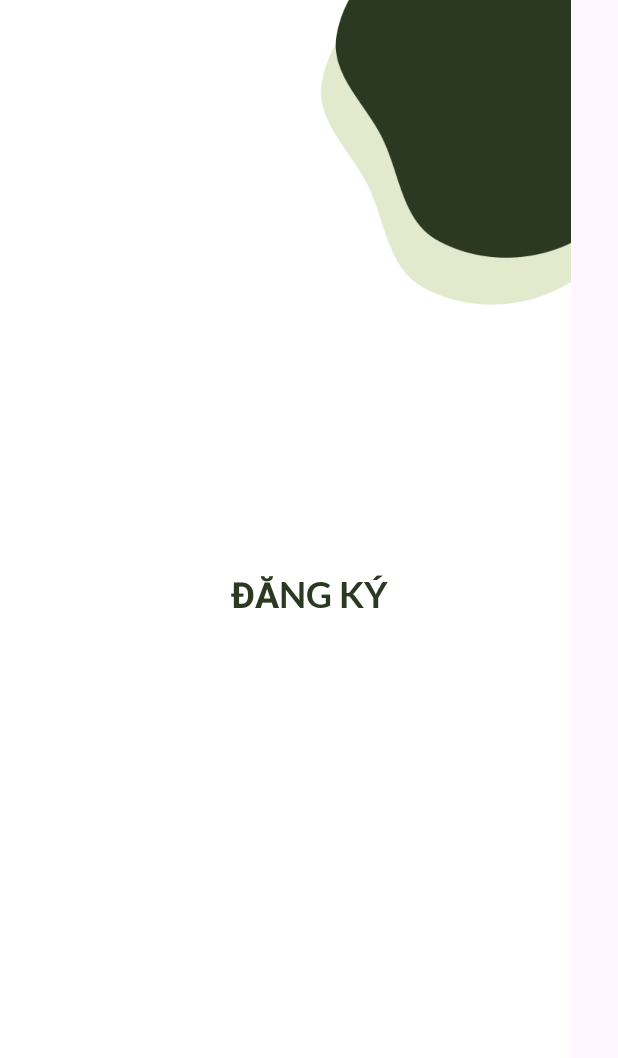
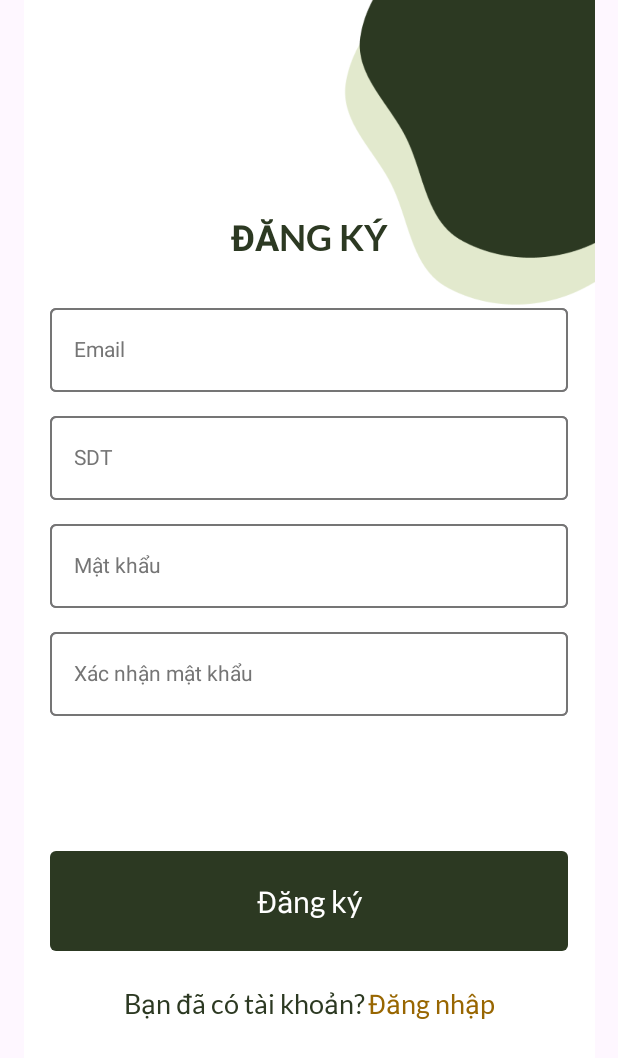
Before and after one commit to thinh-anddev/booking-hotel, an Android app built with Jetpack Compose: the RegisterScreen screen opened through its navigation route, on a phone screen of 412 x 824 dp. Shown: the top 1058 px of the screen. Run offline under Robolectric (Android 15) with nearby library versions, the phone set to English and light mode, and no system bars; our stand-ins replace Dagger/Hilt's generated code, accompanist, livedata-compose.

Commit message:
update ui register

```diff
--- a/app/src/main/java/com/example/booking_hotel/presentation/intro/IntroScreen.kt
+++ b/app/src/main/java/com/example/booking_hotel/presentation/intro/IntroScreen.kt
@@ -95,7 +95,9 @@ fun IntroScreen(
                     modifier = Modifier.clickable {
                         scope.launch {
                             if (pageState.currentPage == 2) {
-                                navController.navigate(Route.RegisterScreen.route)
+                                navController.navigate(Route.RegisterScreen.route) {
+                                    popUpTo(Route.IntroScreen.route) {inclusive = true}
+                                }
                             } else {
                                 pageState.animateScrollToPage(page = pageState.currentPage + 1)
                             }
--- a/app/src/main/java/com/example/booking_hotel/presentation/register/RegisterScreen.kt
+++ b/app/src/main/java/com/example/booking_hotel/presentation/register/RegisterScreen.kt
@@ -1,43 +1,63 @@
 package com.example.booking_hotel.presentation.register
 
 import androidx.compose.foundation.Image
+import androidx.compose.foundation.background
+import androidx.compose.foundation.border
 import androidx.compose.foundation.layout.Arrangement
 import androidx.compose.foundation.layout.Box
 import androidx.compose.foundation.layout.Column
+import androidx.compose.foundation.layout.Row
 import androidx.compose.foundation.layout.Spacer
 import androidx.compose.foundation.layout.fillMaxSize
+import androidx.compose.foundation.layout.fillMaxWidth
 import androidx.compose.foundation.layout.height
+import androidx.compose.foundation.layout.padding
+import androidx.compose.foundation.layout.width
+import androidx.compose.foundation.shape.RoundedCornerShape
 import androidx.compose.material3.Text
-import androidx.compose.material3.TextField
+import androidx.compose.material3.TextButton
 import androidx.compose.runtime.Composable
+import androidx.compose.runtime.getValue
 import androidx.compose.ui.Alignment
 import androidx.compose.ui.Modifier
+import androidx.compose.ui.draw.clip
+import androidx.compose.ui.graphics.Color
 import androidx.compose.ui.res.painterResource
 import androidx.compose.ui.text.TextStyle
 import androidx.compose.ui.text.font.Font
 import androidx.compose.ui.text.font.FontFamily
-import androidx.compose.ui.text.font.FontStyle
-import androidx.compose.ui.text.toUpperCase
 import androidx.compose.ui.tooling.preview.Preview
 import androidx.compose.ui.unit.dp
 import androidx.compose.ui.unit.sp
+import androidx.hilt.navigation.compose.hiltViewModel
 import com.example.booking_hotel.R
-import com.example.booking_hotel.presentation.navgraph.Route
+import com.example.booking_hotel.presentation.register.components.InputText
+import com.example.booking_hotel.ui.theme.Background
 import com.example.booking_hotel.ui.theme.TextColor
 
 @Composable
 fun RegisterScreen(
+    viewModel: RegisterViewModel = hiltViewModel(),
     modifier: Modifier = Modifier
 ) {
+
+    val email by viewModel.email
+    val contact by viewModel.contact
+    val password by viewModel.password
+    val confirmPassword by viewModel.confirmPassword
+
     Box(
         modifier = modifier
     ) {
         Image(
             painter = painterResource(id = R.drawable.background_register_screen),
-            contentDescription = null
+            contentDescription = null,
+            modifier = Modifier.fillMaxSize()
         )
         Column(
-            modifier = Modifier.fillMaxSize(),
+            modifier = Modifier
+                .fillMaxSize()
+                .padding(horizontal = 33.dp),
             verticalArrangement = Arrangement.Center,
             horizontalAlignment = Alignment.CenterHorizontally
         ) {
@@ -49,6 +69,75 @@ fun RegisterScreen(
                 )
             )
             Spacer(modifier = Modifier.height(32.dp))
+            InputText(
+                text = email,
+                onValueChange = { viewModel.onEmailChange(it) },
+                placeHolder = "Email",
+                isPassword = false
+            )
+            Spacer(modifier = Modifier.height(16.dp))
+            InputText(
+                text = contact,
+                onValueChange = { viewModel.onContactChange(it) },
+                placeHolder = "SDT",
+                isPassword = false
+            )
+            Spacer(modifier = Modifier.height(16.dp))
+            InputText(
+                text = password,
+                onValueChange = { viewModel.onPasswordChange(it) },
+                placeHolder = "Mật khẩu",
+                isPassword = true
+            )
+            Spacer(modifier = Modifier.height(16.dp))
+            InputText(
+                text = confirmPassword,
+                onValueChange = { viewModel.onConfirmPasswordChange(it) },
+                placeHolder = "Xác nhận mật khẩu",
+                isPassword = true
+            )
+            Spacer(modifier = Modifier.height(90.dp))
+            TextButton(
+                onClick = { /*TODO*/ },
+                modifier = Modifier
+                    .fillMaxWidth()
+                    .background(
+                        Background, RoundedCornerShape(4.dp)
+                    )
+                    .padding(vertical = 9.dp)
+
+            ) {
+                Text(
+                    text = "Đăng ký", style = TextStyle(
+                        fontSize = 20.sp,
+                        fontFamily = FontFamily(Font(R.font.lato_regular)),
+                        color = Color.White
+                    )
+                )
+            }
+            Spacer(modifier = Modifier.height(24.dp))
+            Row(
+                modifier = Modifier
+                    .fillMaxWidth(),
+                verticalAlignment = Alignment.CenterVertically,
+                horizontalArrangement = Arrangement.Center
+            ) {
+                Text(
+                    text = "Bạn đã có tài khoản?", style = TextStyle(
+                        fontSize = 18.sp,
+                        fontFamily = FontFamily(Font(R.font.lato_regular)),
+                        color = Color(0xFF2C3922)
+                    )
+                )
+                Spacer(modifier = Modifier.width(2.dp))
+                Text(
+                    text = "Đăng nhập", style = TextStyle(
+                        fontSize = 18.sp,
+                        fontFamily = FontFamily(Font(R.font.lato_regular)),
+                        color = Color(0xFF986601)
+                    )
+                )
+            }
         }
     }
 }
--- /dev/null
+++ b/app/src/main/java/com/example/booking_hotel/presentation/register/RegisterViewModel.kt
@@ -0,0 +1,40 @@
+package com.example.booking_hotel.presentation.register
+
+import androidx.compose.runtime.MutableState
+import androidx.compose.runtime.State
+import androidx.compose.runtime.mutableStateOf
+import androidx.lifecycle.ViewModel
+import dagger.hilt.android.lifecycle.HiltViewModel
+import javax.inject.Inject
+
+@HiltViewModel
+class RegisterViewModel @Inject constructor() : ViewModel(){
+
+    private val _email = mutableStateOf("")
+    val email: State<String> = _email
+
+    private val _contact = mutableStateOf("")
+    val contact: State<String> = _contact
+
+    private val _password = mutableStateOf("")
+    val password: State<String> = _password
+
+    private val _confirmPassword = mutableStateOf("")
+    val confirmPassword: State<String> = _confirmPassword
+
+    fun onEmailChange(email: String) {
+        _email.value = email
+    }
+
+    fun onContactChange(contact: String) {
+        _contact.value = contact
+    }
+
+    fun onPasswordChange(password: String) {
+        _password.value = password
+    }
+
+    fun onConfirmPasswordChange(confirmnPassword: String) {
+        _confirmPassword.value = confirmnPassword
+    }
+}
--- a/app/src/main/java/com/example/booking_hotel/presentation/register/components/InputText.kt
+++ b/app/src/main/java/com/example/booking_hotel/presentation/register/components/InputText.kt
@@ -1,13 +1,25 @@
 package com.example.booking_hotel.presentation.register.components
 
-import android.graphics.Color
+import androidx.compose.foundation.BorderStroke
+import androidx.compose.foundation.border
+import androidx.compose.foundation.interaction.MutableInteractionSource
+import androidx.compose.foundation.interaction.collectIsPressedAsState
 import androidx.compose.foundation.layout.Box
 import androidx.compose.foundation.layout.fillMaxWidth
+import androidx.compose.foundation.shape.CircleShape
+import androidx.compose.foundation.shape.RoundedCornerShape
+import androidx.compose.material3.OutlinedTextField
 import androidx.compose.material3.Text
-import androidx.compose.material3.TextField
 import androidx.compose.runtime.Composable
+import androidx.compose.runtime.LaunchedEffect
+import androidx.compose.runtime.remember
 import androidx.compose.ui.Modifier
+import androidx.compose.ui.draw.clip
+import androidx.compose.ui.graphics.Color
 import androidx.compose.ui.text.TextStyle
+import androidx.compose.ui.text.input.PasswordVisualTransformation
+import androidx.compose.ui.text.input.VisualTransformation
+import androidx.compose.ui.unit.dp
 
 @Composable
 fun InputText(
@@ -15,21 +27,42 @@ fun InputText(
     text: String,
     onClick: (() -> Unit)? = null,
     onValueChange: (String) -> Unit,
-    placeHolder: String
+    placeHolder: String,
+    isPassword: Boolean
 ) {
+    val interactionSource = remember {
+        MutableInteractionSource()
+    }
+    val isClicked = interactionSource.collectIsPressedAsState().value
+
+    LaunchedEffect(key1 = isClicked) {
+        if (isClicked) {
+            onClick?.invoke()
+        }
+    }
+
     Box(
         modifier = modifier
     ) {
-        TextField(
-            modifier = Modifier.fillMaxWidth(),
+        OutlinedTextField(
+            modifier = Modifier
+                .fillMaxWidth()
+                .border(
+                    width = 1.dp,
+                    color = Color(0xFF757575),
+                    shape = RoundedCornerShape(4.dp)
+                ),
             value = text,
             onValueChange = onValueChange,
-            placeHolder = {
-                Text(text = text, style = TextStyle(
-                    color = Color.parseColor("#757575")
+            placeholder = {
+                Text(
+                    text = placeHolder, style = TextStyle(
+                        color = Color(0xFF757575)
+                    )
                 )
-                )
-            }
+            },
+            singleLine = true,
+            visualTransformation = if (isPassword) PasswordVisualTransformation() else VisualTransformation.None
         )
     }
 }
```
